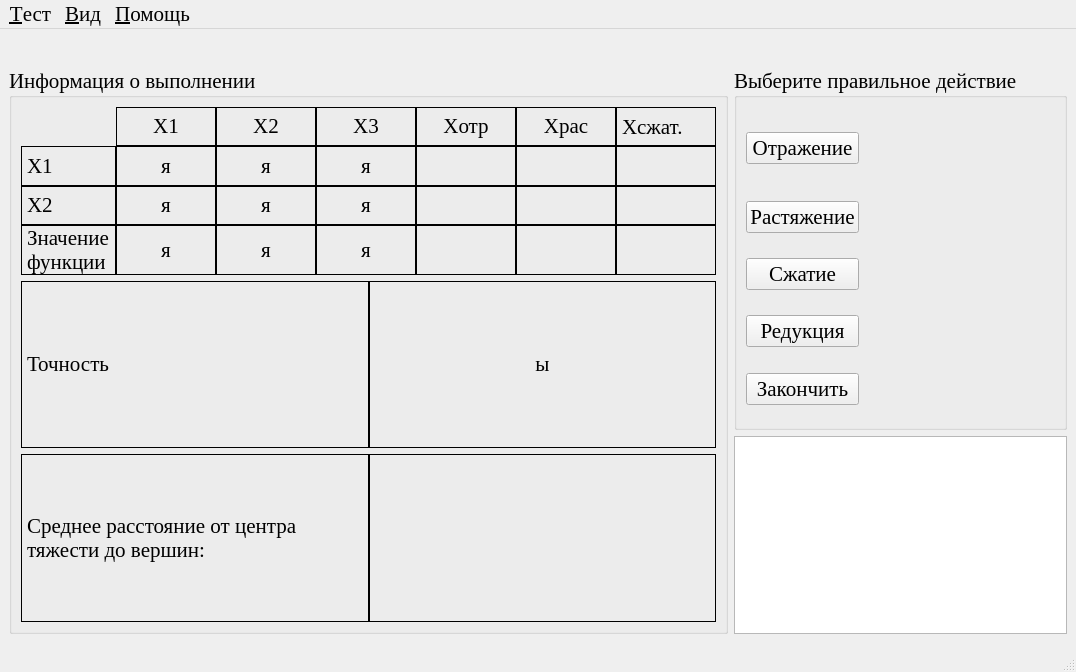
Eliminationzx/optimizationmethods, file optimizationmethods/ui/NeMi.ui: the form before one commit.
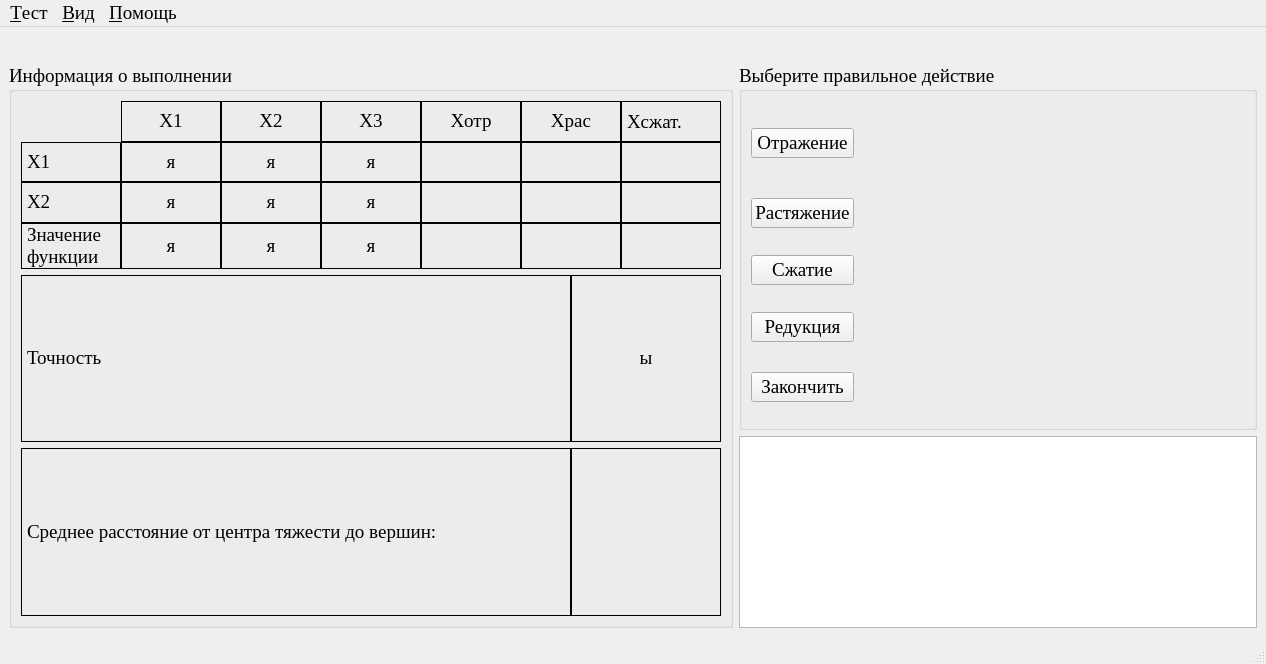
The form after the commit.

Commit message: В форме для Нелдора-Мида уменьшил шрифт до 14 и немного поправил компановку, чтобы максимально увеличить карту.

Diff of the .ui file:
```diff
--- a/optimizationmethods/ui/NeMi.ui
+++ b/optimizationmethods/ui/NeMi.ui
@@ -5,18 +5,10 @@
   <property name="windowModality">
    <enum>Qt::ApplicationModal</enum>
   </property>
-  <property name="geometry">
-   <rect>
-    <x>0</x>
-    <y>0</y>
-    <width>1076</width>
-    <height>672</height>
-   </rect>
-  </property>
   <property name="font">
    <font>
     <family>Times New Roman</family>
-    <pointsize>16</pointsize>
+    <pointsize>14</pointsize>
    </font>
   </property>
   <property name="windowTitle">
@@ -478,7 +470,7 @@
             </layout>
            </item>
            <item row="1" column="0">
-            <layout class="QHBoxLayout" name="horizontalLayout" stretch="1,1">
+            <layout class="QHBoxLayout" name="horizontalLayout" stretch="1,0">
              <property name="spacing">
               <number>0</number>
              </property>
@@ -497,6 +489,12 @@
              </item>
              <item>
               <widget class="QLabel" name="precision_lb">
+               <property name="minimumSize">
+                <size>
+                 <width>150</width>
+                 <height>0</height>
+                </size>
+               </property>
                <property name="frameShape">
                 <enum>QFrame::Box</enum>
                </property>
@@ -514,7 +512,7 @@
             </layout>
            </item>
            <item row="2" column="0">
-            <layout class="QHBoxLayout" name="horizontalLayout_4" stretch="1,1">
+            <layout class="QHBoxLayout" name="horizontalLayout_4" stretch="1,0">
              <property name="spacing">
               <number>0</number>
              </property>
@@ -536,6 +534,12 @@
              </item>
              <item>
               <widget class="QLabel" name="x1_step_lb">
+               <property name="minimumSize">
+                <size>
+                 <width>150</width>
+                 <height>0</height>
+                </size>
+               </property>
                <property name="frameShape">
                 <enum>QFrame::Box</enum>
                </property>
@@ -1064,7 +1068,7 @@
      <x>0</x>
      <y>0</y>
      <width>1076</width>
-     <height>30</height>
+     <height>28</height>
     </rect>
    </property>
    <widget class="QMenu" name="testo_menu">
```
